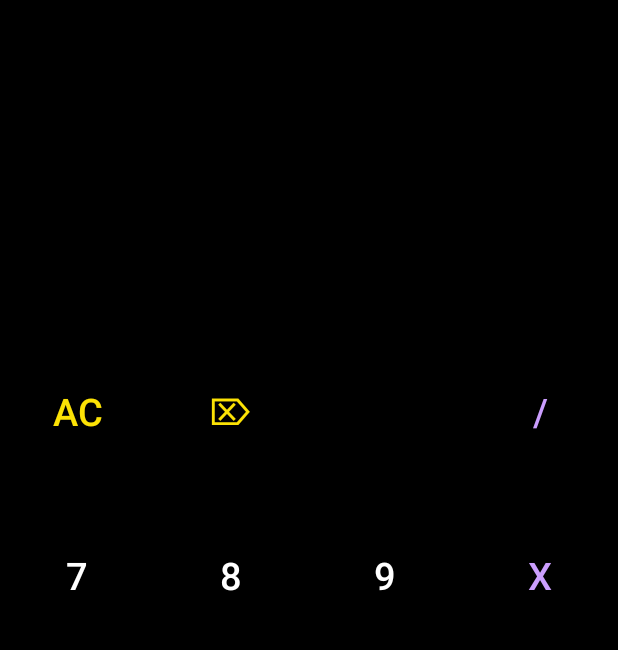
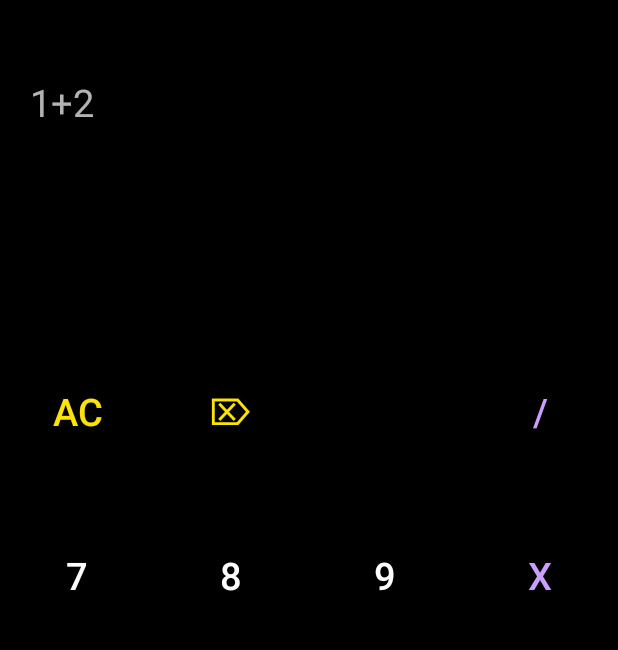
Before and after one commit to zhunafeng/MyKotlinApplication, an Android app: the screen it shows after launch (MainActivity), on a phone screen of 412 x 824 dp, the part 84-734 px from its top. Run offline under Robolectric (Android 15) with nearby library versions, the phone set to English and light mode, and no system bars; our stand-ins replace Dagger/Hilt's generated code.

Commit message:
Not correct but saving progress

```diff
--- a/app/src/main/java/com/example/mykotlinapplication/features/calculate/CalculateContract.kt
+++ b/app/src/main/java/com/example/mykotlinapplication/features/calculate/CalculateContract.kt
@@ -2,6 +2,7 @@ package com.example.mykotlinapplication.features.calculate
 
 import android.os.Bundle
 import androidx.fragment.app.Fragment
+import dagger.Provides
 
 /**
  * CalculateContract VIPER contract
@@ -12,6 +13,10 @@ interface CalculateContract {
      * Passive view interface. This interface declares behaviors that can modify the View
      */
     interface View {
+
+        fun setResult(input: String)
+
+
 
     }
 
@@ -54,7 +59,7 @@ interface CalculateContract {
         /**
          * calculate the results
          */
-        fun equals(inputs: String)
+        fun calcEquals(inputs: String)
     }
 
     /**
--- a/app/src/main/java/com/example/mykotlinapplication/features/calculate/CalculateFragment.kt
+++ b/app/src/main/java/com/example/mykotlinapplication/features/calculate/CalculateFragment.kt
@@ -8,6 +8,7 @@ import android.view.View
 import android.view.ViewGroup
 import androidx.annotation.VisibleForTesting
 import androidx.fragment.app.Fragment
+import com.example.mykotlinapplication.R
 import com.example.mykotlinapplication.databinding.FragmentCalculateBinding
 import dagger.android.support.AndroidSupportInjection
 import javax.inject.Inject
@@ -62,11 +63,15 @@ class CalculateFragment : Fragment(), CalculateContract.View {
 
         // Notify Presenter that the View is ready
         presenter.viewLoaded(savedInstanceState)
+        binding.workings.text = "1+2"
 
 
-        binding.equalsBtn.setOnClickListener{
-            presenter.equals(binding.workings.text) // 7 + 1
+        binding.equalsBtn.setOnClickListener {
+            presenter.calcEquals(binding.workings.text as String)
         }
+
+       // onClick(binding.root)
+
     }
 
     override fun onDestroyView() {
@@ -83,6 +88,17 @@ class CalculateFragment : Fragment(), CalculateContract.View {
         super.onActivityResult(requestCode, resultCode, data)
     }
 
+    override fun setResult(input: String) {
+        binding.results.text = input
+    }
+
+
+//    override fun onClick(v: View?) {
+//        when(v?.id) {
+//            R.id.equalsBtn -> {presenter.calcEquals(binding.workings.text as String)}
+//        }
+//    }
+
     // endregion
 
     // region View contract
--- a/app/src/main/res/layout/fragment_calculate.xml
+++ b/app/src/main/res/layout/fragment_calculate.xml
@@ -48,74 +48,88 @@
         style="@style/buttonRow">
         <Button
             style="@style/buttonNumber"
+            android:id="@+id/btnAC"
             android:text="AC"
-            android:textColor="@color/yellow"
-            android:onClick="allClearAction"/>
+            android:textColor="@color/yellow"/>
         <Button
             style="@style/buttonNumber"
             android:text="⌦"
-            android:textColor="@color/yellow"
-            android:onClick="backSpaceAction"/>
+            android:textColor="@color/yellow"/>
         <Button
             style="@style/buttonNumber"
             android:text=""
             />
         <Button
             style="@style/buttonOperator"
+            android:id="@+id/btnDiv"
             android:text="/"/>
     </LinearLayout>
     <LinearLayout
         style="@style/buttonRow">
         <Button
             style="@style/buttonNumber"
+            android:id="@+id/btn7"
             android:text="7"/>
         <Button
             style="@style/buttonNumber"
+            android:id="@+id/btn8"
             android:text="8"/>
         <Button
             style="@style/buttonNumber"
+            android:id="@+id/btn9"
             android:text="9"/>
         <Button
             style="@style/buttonOperator"
+            android:id="@+id/btnMul"
             android:text="x"/>
     </LinearLayout>
     <LinearLayout
         style="@style/buttonRow">
         <Button
             style="@style/buttonNumber"
+            android:id="@+id/btn4"
             android:text="4"/>
         <Button
             style="@style/buttonNumber"
+            android:id="@+id/btn5"
             android:text="5"/>
         <Button
             style="@style/buttonNumber"
+            android:id="@+id/btn6"
             android:text="6"/>
         <Button
             style="@style/buttonOperator"
+            android:id="@+id/btnSub"
             android:text="-"/>
     </LinearLayout>
     <LinearLayout
         style="@style/buttonRow">
         <Button
             style="@style/buttonNumber"
+            android:id="@+id/btn1"
             android:text="1"/>
         <Button
             style="@style/buttonNumber"
+            android:id="@+id/btn2"
             android:text="2"/>
         <Button
             style="@style/buttonNumber"
+            android:id="@+id/btn3"
             android:text="3"/>
         <Button
             style="@style/buttonOperator"
+            android:id="@+id/btnAdd"
             android:text="+"/>
     </LinearLayout>
     <LinearLayout
         style="@style/buttonRow">
         <Button
             style="@style/buttonNumber"
+            android:id="@+id/btnDec"
             android:text="."/>
         <Button
             style="@style/buttonNumber"
+            android:id="@+id/btn0"
             android:text="0"/>
         <Button
             style="@style/buttonNumber"
@@ -123,7 +137,6 @@
             android:text="="
             android:layout_weight="2"
             android:background="@color/purple"
-            android:textSize="40sp"
-            android:onClick="equalsAction"/>
+            android:textSize="40sp"/>
     </LinearLayout>
 </LinearLayout>
--- a/app/src/main/res/values/styles.xml
+++ b/app/src/main/res/values/styles.xml
@@ -1,5 +1,6 @@
 <?xml version="1.0" encoding="utf-8"?>
 <resources>
+
     <style name="buttonRow">
         <item name="android:layout_weight">1</item>
         <item name="android:layout_width">match_parent</item>
@@ -13,7 +14,6 @@
         <item name="android:background">@null</item>
         <item name="android:textSize">25sp</item>
         <item name="android:textColor">@color/white</item>
-        <item name="android:onClick">numberAction</item>
     </style>
 
     <style name="buttonOperator">
@@ -23,6 +23,5 @@
         <item name="android:background">@null</item>
         <item name="android:textSize">25sp</item>
         <item name="android:textColor">@color/purple</item>
-        <item name="android:onClick">operationAction</item>
     </style>
 </resources>
```
Also changed, not shown: app/src/main/java/com/example/mykotlinapplication/features/MainActivity.kt (+12 -0 lines), app/src/main/java/com/example/mykotlinapplication/features/calculate/CalculatePresenter.kt (+6 -3 lines).
